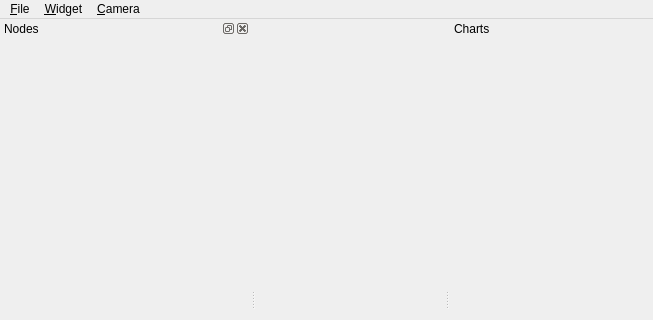
Qt form src/window/mainWindow.ui (usnistgov/NetSimulyzer) before a commit; both pictures show x 0 to 653 and y 0 to 320 of the 800 by 600 pixel window.
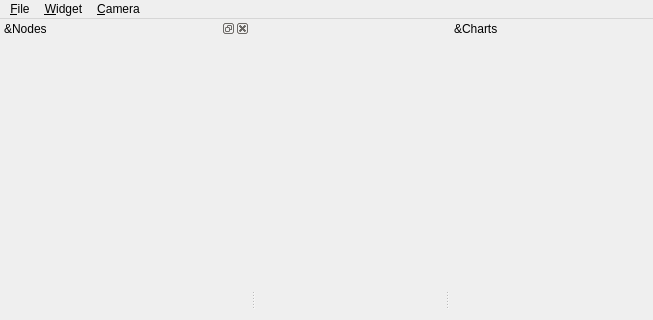
The same form after that commit.

Commit message:
Save MainWindow Layout
Close: #45

```diff
--- a/src/window/mainWindow.ui
+++ b/src/window/mainWindow.ui
@@ -67,7 +67,7 @@
     <set>Qt::LeftDockWidgetArea|Qt::RightDockWidgetArea</set>
    </property>
    <property name="windowTitle">
-    <string>Charts</string>
+    <string>&amp;Charts</string>
    </property>
    <attribute name="dockWidgetArea">
     <number>2</number>
@@ -90,7 +90,7 @@
     <set>Qt::LeftDockWidgetArea|Qt::RightDockWidgetArea</set>
    </property>
    <property name="windowTitle">
-    <string>Nodes</string>
+    <string>&amp;Nodes</string>
    </property>
    <attribute name="dockWidgetArea">
     <number>1</number>
```
Left out of the diff: 2 changed lines with no effect on the pictures. The commit also changes 3 other files.
